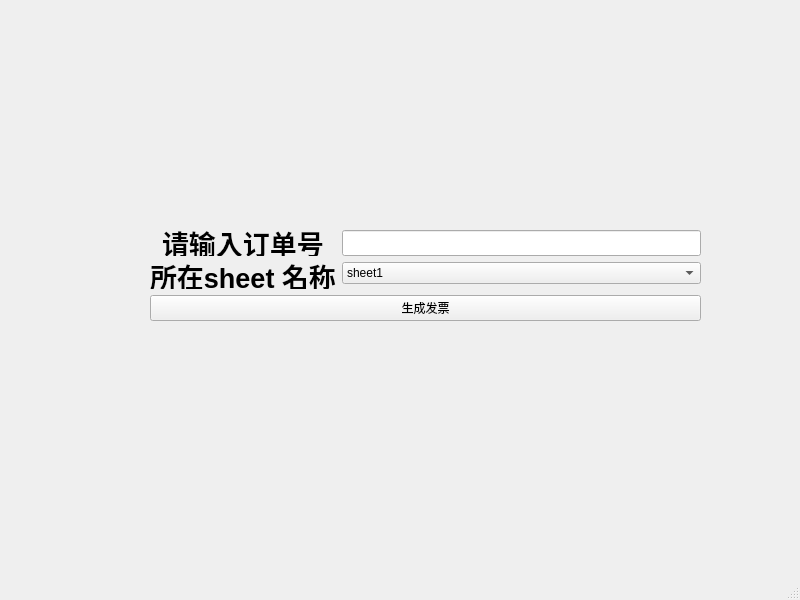
The window that 发票/发票.ui (umbrandrew/amazon) describes before a commit, drawn with Qt 5.
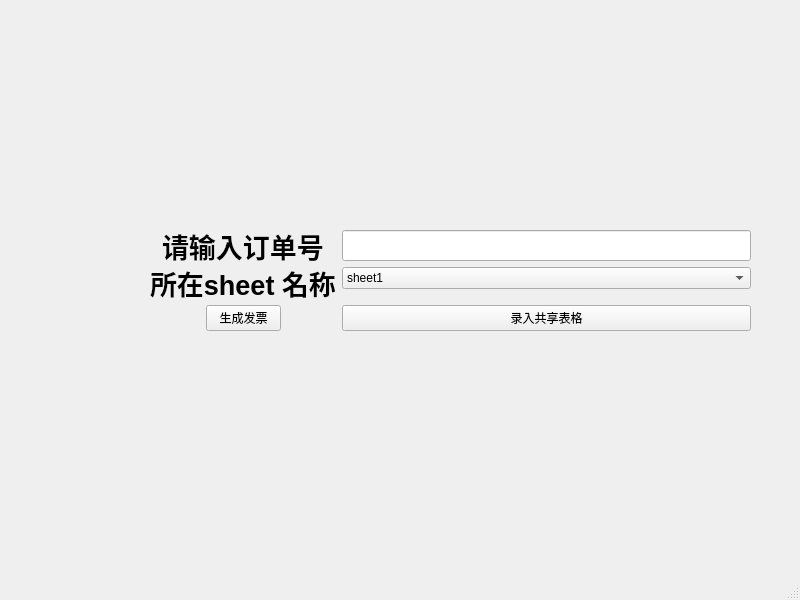
The same window after the commit.

Patch:
```diff
--- a/发票/发票.ui
+++ b/发票/发票.ui
@@ -19,14 +19,17 @@
      <rect>
       <x>150</x>
       <y>230</y>
-      <width>551</width>
-      <height>91</height>
+      <width>601</width>
+      <height>101</height>
      </rect>
     </property>
     <layout class="QFormLayout" name="formLayout">
      <property name="labelAlignment">
       <set>Qt::AlignCenter</set>
      </property>
+     <property name="formAlignment">
+      <set>Qt::AlignBottom|Qt::AlignLeading|Qt::AlignLeft</set>
+     </property>
      <item row="0" column="0">
       <widget class="QLabel" name="label">
        <property name="font">
@@ -98,13 +101,35 @@
        </property>
       </widget>
      </item>
-     <item row="2" column="0" colspan="2">
+     <item row="2" column="0">
       <widget class="QPushButton" name="pushButton">
+       <property name="enabled">
+        <bool>true</bool>
+       </property>
+       <property name="sizePolicy">
+        <sizepolicy hsizetype="Minimum" vsizetype="Fixed">
+         <horstretch>0</horstretch>
+         <verstretch>0</verstretch>
+        </sizepolicy>
+       </property>
+       <property name="maximumSize">
+        <size>
+         <width>75</width>
+         <height>16777215</height>
+        </size>
+       </property>
        <property name="text">
         <string>生成发票</string>
        </property>
       </widget>
      </item>
+     <item row="2" column="1">
+      <widget class="QPushButton" name="pushButton_2">
+       <property name="text">
+        <string>录入共享表格</string>
+       </property>
+      </widget>
+     </item>
     </layout>
    </widget>
   </widget>
```
